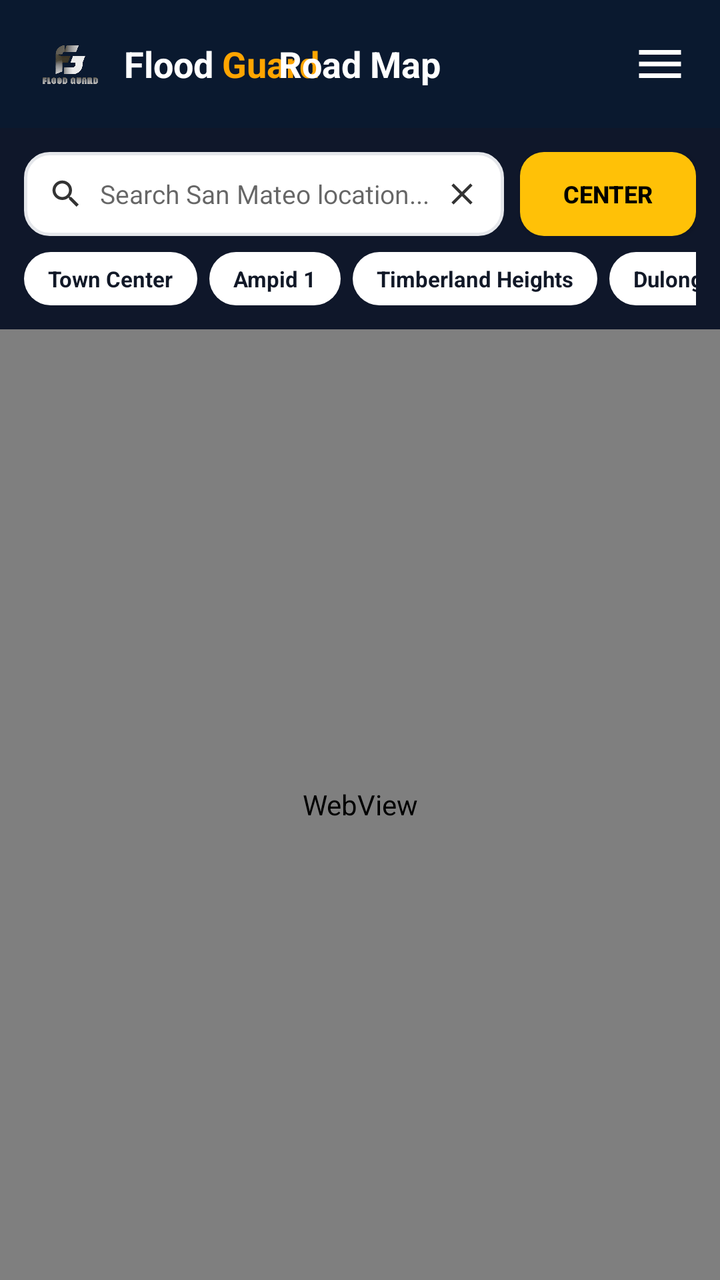
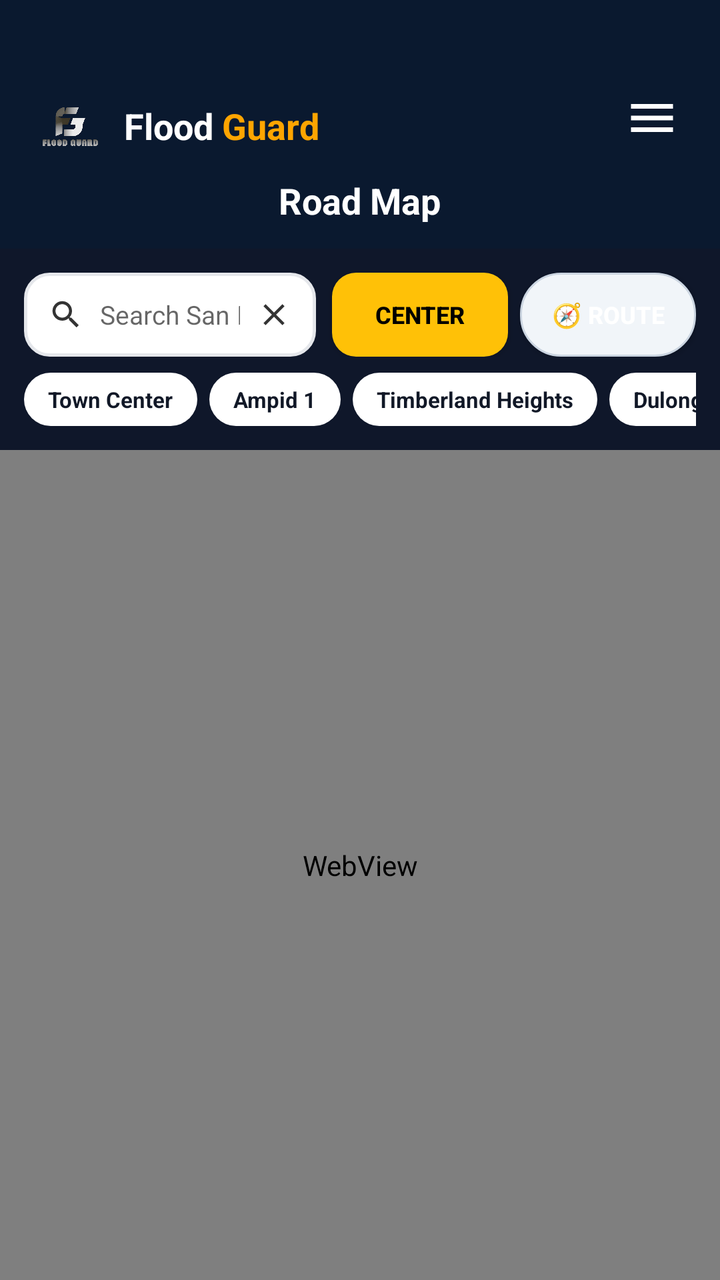

The first picture is an Android layout as it rendered before a commit; the second is the same layout after the commit. The layout source and the unified diff follow.
<!-- AndroidManifest.xml: activity theme Theme.FloodGuard -->
<!-- res/layout/activity_map.xml -->
<?xml version="1.0" encoding="utf-8"?>
<RelativeLayout xmlns:android="http://schemas.android.com/apk/res/android"
    android:layout_width="match_parent"
    android:layout_height="match_parent"
    android:background="@color/app_bg">

    
    <RelativeLayout
        android:id="@+id/headerBar"
        android:layout_width="match_parent"
        android:layout_height="64dp"
        android:background="#0A192F"
        android:paddingStart="16dp"
        android:paddingEnd="16dp"
        android:layout_alignParentTop="true">

        
        <LinearLayout
            android:id="@+id/logoLayout"
            android:layout_width="wrap_content"
            android:layout_height="wrap_content"
            android:layout_centerVertical="true"
            android:gravity="center_vertical"
            android:orientation="horizontal"
            android:clickable="true"
            android:focusable="true">

            <ImageView
                android:layout_width="38dp"
                android:layout_height="38dp"
                android:src="@drawable/fg_logo"
                android:contentDescription="FloodGuard Logo" />

            <LinearLayout
                android:layout_width="wrap_content"
                android:layout_height="wrap_content"
                android:layout_marginStart="8dp"
                android:orientation="horizontal">

                <TextView
                    android:layout_width="wrap_content"
                    android:layout_height="wrap_content"
                    android:text="Flood "
                    android:textColor="@android:color/white"
                    android:textSize="18sp"
                    android:textStyle="bold" />

                <TextView
                    android:layout_width="wrap_content"
                    android:layout_height="wrap_content"
                    android:text="Guard"
                    android:textColor="#FFA500"
                    android:textSize="18sp"
                    android:textStyle="bold" />
            </LinearLayout>
        </LinearLayout>

        
        <TextView
            android:layout_width="wrap_content"
            android:layout_height="wrap_content"
            android:layout_centerInParent="true"
            android:text="Road Map"
            android:textColor="@android:color/white"
            android:textSize="18sp"
            android:textStyle="bold" />

        
        <ImageView
            android:id="@+id/menuIcon"
            android:layout_width="28dp"
            android:layout_height="28dp"
            android:layout_alignParentEnd="true"
            android:layout_centerVertical="true"
            android:src="@drawable/ic_menu"
            android:contentDescription="Menu"
            android:clickable="true"
            android:focusable="true" />
    </RelativeLayout>

    
    <LinearLayout
        android:id="@+id/mapControlBar"
        android:layout_width="match_parent"
        android:layout_height="wrap_content"
        android:layout_below="@id/headerBar"
        android:background="#0F172A"
        android:orientation="vertical"
        android:padding="12dp">

        
        <LinearLayout
            android:layout_width="match_parent"
            android:layout_height="42dp"
            android:orientation="horizontal"
            android:gravity="center_vertical">

            <LinearLayout
                android:layout_width="0dp"
                android:layout_height="match_parent"
                android:layout_weight="1"
                android:background="@drawable/search_bg"
                android:gravity="center_vertical"
                android:orientation="horizontal"
                android:paddingStart="12dp"
                android:paddingEnd="12dp">

                <ImageView
                    android:layout_width="18dp"
                    android:layout_height="18dp"
                    android:src="@drawable/ic_search"
                    android:contentDescription="Search" />

                <EditText
                    android:id="@+id/mapSearchInput"
                    android:layout_width="0dp"
                    android:layout_height="wrap_content"
                    android:layout_weight="1"
                    android:background="@null"
                    android:hint="Search San Mateo location..."
                    android:textSize="13sp"
                    android:textColor="@color/text_primary"
                    android:paddingStart="8dp"
                    android:paddingEnd="8dp"
                    android:maxLines="1"
                    android:imeOptions="actionSearch"
                    android:inputType="text" />

                <ImageView
                    android:id="@+id/mapClearSearch"
                    android:layout_width="18dp"
                    android:layout_height="18dp"
                    android:src="@drawable/ic_clear"
                    android:contentDescription="Clear" />
            </LinearLayout>

            
            <Button
                android:id="@+id/btnRecenterMap"
                android:layout_width="wrap_content"
                android:layout_height="match_parent"
                android:layout_marginStart="8dp"
                android:background="@drawable/btn_yellow"
                android:text="Center"
                android:textColor="#000000"
                android:textSize="12sp"
                android:textStyle="bold"
                android:paddingStart="12dp"
                android:paddingEnd="12dp" />

        </LinearLayout>

        
        <HorizontalScrollView
            android:layout_width="match_parent"
            android:layout_height="wrap_content"
            android:scrollbars="none"
            android:layout_marginTop="8dp">

            <LinearLayout
                android:layout_width="wrap_content"
                android:layout_height="wrap_content"
                android:orientation="horizontal"
                android:gravity="center_vertical">

                <TextView
                    android:id="@+id/chipSanMateo"
                    android:layout_width="wrap_content"
                    android:layout_height="wrap_content"
                    android:background="@drawable/btn_white_pill"
                    android:text="Town Center"
                    android:textColor="@color/text_primary"
                    android:textSize="11sp"
                    android:textStyle="bold"
                    android:paddingStart="12dp"
                    android:paddingEnd="12dp"
                    android:paddingTop="6dp"
                    android:paddingBottom="6dp"
                    android:layout_marginEnd="6dp"
                    android:clickable="true"
                    android:focusable="true" />

                <TextView
                    android:id="@+id/chipAmpid"
                    android:layout_width="wrap_content"
                    android:layout_height="wrap_content"
                    android:background="@drawable/btn_white_pill"
                    android:text="Ampid 1"
                    android:textColor="@color/text_primary"
                    android:textSize="11sp"
                    android:textStyle="bold"
                    android:paddingStart="12dp"
                    android:paddingEnd="12dp"
                    android:paddingTop="6dp"
                    android:paddingBottom="6dp"
                    android:layout_marginEnd="6dp"
                    android:clickable="true"
                    android:focusable="true" />

                <TextView
                    android:id="@+id/chipTimberland"
                    android:layout_width="wrap_content"
                    android:layout_height="wrap_content"
                    android:background="@drawable/btn_white_pill"
                    android:text="Timberland Heights"
                    android:textColor="@color/text_primary"
                    android:textSize="11sp"
                    android:textStyle="bold"
                    android:paddingStart="12dp"
                    android:paddingEnd="12dp"
                    android:paddingTop="6dp"
                    android:paddingBottom="6dp"
                    android:layout_marginEnd="6dp"
                    android:clickable="true"
                    android:focusable="true" />

                <TextView
                    android:id="@+id/chipDulongBayan"
                    android:layout_width="wrap_content"
                    android:layout_height="wrap_content"
                    android:background="@drawable/btn_white_pill"
                    android:text="Dulong Bayan"
                    android:textColor="@color/text_primary"
                    android:textSize="11sp"
                    android:textStyle="bold"
                    android:paddingStart="12dp"
                    android:paddingEnd="12dp"
                    android:paddingTop="6dp"
                    android:paddingBottom="6dp"
                    android:layout_marginEnd="6dp"
                    android:clickable="true"
                    android:focusable="true" />

                <TextView
                    android:id="@+id/chipBanaba"
                    android:layout_width="wrap_content"
                    android:layout_height="wrap_content"
                    android:background="@drawable/btn_white_pill"
                    android:text="Banaba"
                    android:textColor="@color/text_primary"
                    android:textSize="11sp"
                    android:textStyle="bold"
                    android:paddingStart="12dp"
                    android:paddingEnd="12dp"
                    android:paddingTop="6dp"
                    android:paddingBottom="6dp"
                    android:clickable="true"
                    android:focusable="true" />

            </LinearLayout>
        </HorizontalScrollView>

    </LinearLayout>

    
    <WebView
        android:id="@+id/fullMapView"
        android:layout_width="match_parent"
        android:layout_height="match_parent"
        android:layout_below="@id/mapControlBar"
        android:layout_alignParentBottom="true" />

</RelativeLayout>
<!-- resources referenced by this layout -->
<resources>
  <color name="app_bg">#FFFFFF</color>
  <color name="text_primary">#111827</color>
  <!-- drawable btn_white_pill (drawable) -->
  <?xml version="1.0" encoding="utf-8"?>
  <shape xmlns:android="http://schemas.android.com/apk/res/android"
      android:shape="rectangle">
      <solid android:color="#FFFFFF" />
      <corners android:radius="20dp" />
  </shape>
  <!-- drawable btn_yellow (drawable) -->
  <?xml version="1.0" encoding="utf-8"?>
  <shape xmlns:android="http://schemas.android.com/apk/res/android"
      android:shape="rectangle">
      <solid android:color="#FFC107" />
      <corners android:radius="12dp" />
  </shape>
  <!-- drawable ic_clear (drawable) -->
  <vector xmlns:android="http://schemas.android.com/apk/res/android"
      android:width="20dp"
      android:height="20dp"
      android:viewportWidth="24"
      android:viewportHeight="24">
      <path
          android:fillColor="#333333"
          android:pathData="M19,6.41L17.59,5 12,10.59 6.41,5 5,6.41 10.59,12 5,17.59 6.41,19 12,13.41 17.59,19 19,17.59 13.41,12z" />
  </vector>
  <!-- drawable ic_menu (drawable) -->
  <vector xmlns:android="http://schemas.android.com/apk/res/android"
      android:width="28dp"
      android:height="28dp"
      android:viewportWidth="24"
      android:viewportHeight="24">
      <path
          android:fillColor="#FFFFFF"
          android:pathData="M3,18h18v-2H3v2zm0,-5h18v-2H3v2zm0,-7v2h18V6H3z" />
  </vector>
  <!-- drawable search_bg (drawable) -->
  <?xml version="1.0" encoding="utf-8"?>
  <shape xmlns:android="http://schemas.android.com/apk/res/android"
      android:shape="rectangle">
      <solid android:color="@color/card_bg" />
      <corners android:radius="12dp" />
      <stroke
          android:width="1.5dp"
          android:color="@color/card_stroke" />
  </shape>
  <style name="Theme.FloodGuard" parent="Theme.AppCompat.DayNight.NoActionBar">
          <item name="windowActionBar">false</item>
          <item name="windowNoTitle">true</item>
      </style>
  <color name="card_bg">#FFFFFF</color>
  <color name="card_stroke">#E5E7EB</color>
  <!-- unchanged entries left out for length: 2 -->
</resources>

<!-- the commit's change to res/layout/activity_map.xml (unified diff, before → after) -->
@@ -8,10 +8,13 @@
     <RelativeLayout
         android:id="@+id/headerBar"
         android:layout_width="match_parent"
-        android:layout_height="64dp"
+        android:layout_height="wrap_content"
+        android:minHeight="76dp"
         android:background="#0A192F"
         android:paddingStart="16dp"
         android:paddingEnd="16dp"
+        android:paddingTop="36dp"
+        android:paddingBottom="12dp"
         android:layout_alignParentTop="true">
 
         
@@ -19,9 +22,11 @@
             android:id="@+id/logoLayout"
             android:layout_width="wrap_content"
             android:layout_height="wrap_content"
-            android:layout_centerVertical="true"
+            android:layout_alignParentStart="true"
+            android:layout_alignParentTop="true"
             android:gravity="center_vertical"
             android:orientation="horizontal"
+            android:paddingTop="8dp"
             android:clickable="true"
             android:focusable="true">
 
@@ -56,26 +61,31 @@
         </LinearLayout>
 
         
+        <ImageView
+            android:id="@+id/menuIcon"
+            android:layout_width="wrap_content"
+            android:layout_height="wrap_content"
+            android:layout_alignParentEnd="true"
+            android:layout_alignTop="@id/logoLayout"
+            android:layout_alignBottom="@id/logoLayout"
+            android:paddingStart="4dp"
+            android:paddingEnd="4dp"
+            android:src="@drawable/ic_menu"
+            android:contentDescription="Menu"
+            android:clickable="true"
+            android:focusable="true" />
+
+        
         <TextView
             android:layout_width="wrap_content"
             android:layout_height="wrap_content"
-            android:layout_centerInParent="true"
+            android:layout_below="@id/logoLayout"
+            android:layout_centerHorizontal="true"
+            android:layout_marginTop="6dp"
             android:text="Road Map"
             android:textColor="@android:color/white"
             android:textSize="18sp"
             android:textStyle="bold" />
-
-        
-        <ImageView
-            android:id="@+id/menuIcon"
-            android:layout_width="28dp"
-            android:layout_height="28dp"
-            android:layout_alignParentEnd="true"
-            android:layout_centerVertical="true"
-            android:src="@drawable/ic_menu"
-            android:contentDescription="Menu"
-            android:clickable="true"
-            android:focusable="true" />
     </RelativeLayout>
 
     
@@ -145,9 +155,86 @@
                 android:textColor="#000000"
                 android:textSize="12sp"
                 android:textStyle="bold"
-                android:paddingStart="12dp"
-                android:paddingEnd="12dp" />
-
+                android:paddingStart="10dp"
+                android:paddingEnd="10dp" />
+
+            
+            <Button
+                android:id="@+id/btnToggleSafeRoute"
+                android:layout_width="wrap_content"
+                android:layout_height="match_parent"
+                android:layout_marginStart="6dp"
+                android:background="@drawable/bg_chip_unselected"
+                android:text="🧭 Route"
+                android:textColor="#FFFFFF"
+                android:textSize="12sp"
+                android:textStyle="bold"
+                android:paddingStart="10dp"
+                android:paddingEnd="10dp" />
+
+        </LinearLayout>
+
+        
+        <LinearLayout
+            android:id="@+id/routePlannerPanel"
+            android:layout_width="match_parent"
+            android:layout_height="wrap_content"
+            android:layout_marginTop="8dp"
+            android:background="@drawable/card_bg_dark"
+            android:orientation="vertical"
+            android:padding="12dp"
+            android:visibility="gone">
+
+            <RelativeLayout
+                android:layout_width="match_parent"
+                android:layout_height="wrap_content">
+
+                <TextView
+                    android:layout_width="wrap_content"
+                    android:layout_height="wrap_content"
+                    android:layout_alignParentStart="true"
+                    android:layout_centerVertical="true"
+                    android:text="🧭 Flood-Aware Safe Route Planner"
+                    android:textColor="#38BDF8"
+                    android:textSize="13sp"
+                    android:textStyle="bold" />
+
+                <ImageView
+                    android:id="@+id/btnCloseRoutePanel"
+                    android:layout_width="20dp"
+                    android:layout_height="20dp"
+                    android:layout_alignParentEnd="true"
+                    android:layout_centerVertical="true"
+                    android:src="@drawable/ic_clear"
+                    android:contentDescription="Close Route Panel" />
+            </RelativeLayout>
+
+            <TextView
+                android:id="@+id/tvRouteOrigin"
+                android:layout_width="match_parent"
+                android:layout_height="wrap_content"
+                android:layout_marginTop="6dp"
+                android:text="📍 Origin: San Mateo Town Center"
+                android:textColor="#E2E8F0"
+                android:textSize="12sp" />
+
+            <TextView
+                android:id="@+id/tvRouteDestination"
+                android:layout_width="match_parent"
+                android:layout_height="wrap_content"
+                android:layout_marginTop="3dp"
+                android:text="🎯 Destination: Tap preset below or tap map"
+                android:textColor="#FDE047"
+                android:textSize="12sp"
+                android:textStyle="bold" />
+
+            <TextView
+                android:layout_width="match_parent"
+                android:layout_height="wrap_content"
+                android:layout_marginTop="4dp"
+                android:text="Select a barangay below or tap anywhere on the map to find a flood-free route."
+                android:textColor="#94A3B8"
+                android:textSize="11sp" />
         </LinearLayout>
 
         
@@ -260,4 +347,114 @@
         android:layout_below="@id/mapControlBar"
         android:layout_alignParentBottom="true" />
 
+    
+    <LinearLayout
+        android:id="@+id/cardRouteResult"
+        android:layout_width="match_parent"
+        android:layout_height="wrap_content"
+        android:layout_alignParentBottom="true"
+        android:layout_marginStart="16dp"
+        android:layout_marginEnd="16dp"
+        android:layout_marginBottom="24dp"
+        android:background="@drawable/bg_alerts_panel"
+        android:elevation="10dp"
+        android:orientation="vertical"
+        android:padding="16dp"
+        android:visibility="gone">
+
+        
+        <RelativeLayout
+            android:layout_width="match_parent"
+            android:layout_height="wrap_content">
+
+            <TextView
+                android:id="@+id/tvRouteStatusBadge"
+                android:layout_width="wrap_content"
+                android:layout_height="wrap_content"
+                android:layout_alignParentStart="true"
+                android:layout_centerVertical="true"
+                android:background="@drawable/badge_verified_green"
+                android:paddingStart="10dp"
+                android:paddingEnd="10dp"
+                android:paddingTop="4dp"
+                android:paddingBottom="4dp"
+                android:text="🛡️ FLOOD-SAFE ROUTE"
+                android:textColor="#047857"
+                android:textSize="11sp"
+                android:textStyle="bold" />
+
+            <ImageView
+                android:id="@+id/btnDismissRouteResult"
+                android:layout_width="24dp"
+                android:layout_height="24dp"
+                android:layout_alignParentEnd="true"
+                android:layout_centerVertical="true"
+                android:background="?attr/selectableItemBackgroundBorderless"
+                android:src="@drawable/ic_clear"
+                android:contentDescription="Dismiss Route" />
+        </RelativeLayout>
+
+        
+        <TextView
+            android:id="@+id/tvRouteTitle"
+            android:layout_width="match_parent"
+            android:layout_height="wrap_content"
+            android:layout_marginTop="8dp"
+            android:text="Town Center → Banaba"
+            android:textColor="@color/text_primary"
+            android:textSize="16sp"
+            android:textStyle="bold" />
+
+        
+        <TextView
+            android:id="@+id/tvRouteHazardWarning"
+            android:layout_width="match_parent"
+            android:layout_height="wrap_content"
+            android:layout_marginTop="6dp"
+            android:background="#FEF2F2"
+            android:padding="8dp"
+            android:text="⚠️ Avoided 1 active flood hazard at Banaba (Waist-Deep). Detoured safely via alternate roads."
+            android:textColor="#991B1B"
+            android:textSize="12sp"
+            android:visibility="gone" />
+
+        
+        <LinearLayout
+            android:layout_width="match_parent"
+            android:layout_height="wrap_content"
+            android:layout_marginTop="10dp"
+            android:orientation="horizontal"
+            android:gravity="center_vertical">
+
+            <TextView
+                android:id="@+id/tvRouteEta"
+                android:layout_width="0dp"
+                android:layout_height="wrap_content"
+                android:layout_weight="1"
+                android:text="⏱️ 12 mins"
+                android:textColor="@color/text_primary"
+                android:textSize="13sp"
+                android:textStyle="bold" />
+
+            <TextView
+                android:id="@+id/tvRouteDistance"
+                android:layout_width="0dp"
+                android:layout_height="wrap_content"
+                android:layout_weight="1"
+                android:text="📏 3.8 km"
+                android:textColor="@color/text_secondary"
+                android:textSize="13sp" />
+
+            <TextView
+                android:id="@+id/tvRouteSafetyStatus"
+                android:layout_width="0dp"
+                android:layout_height="wrap_content"
+                android:layout_weight="1.2"
+                android:text="🛡️ 0 Hazards on path"
+                android:textColor="#047857"
+                android:textSize="12sp"
+                android:textStyle="bold" />
+        </LinearLayout>
+    </LinearLayout>
+
 </RelativeLayout>
<!-- resource entries referenced after the edit -->
@@ -2,6 +2,34 @@
 <resources>
   <color name="app_bg">#FFFFFF</color>
   <color name="text_primary">#111827</color>
+  <color name="text_secondary">#4B5563</color>
+  <!-- drawable badge_verified_green (drawable) -->
+  <?xml version="1.0" encoding="utf-8"?>
+  <shape xmlns:android="http://schemas.android.com/apk/res/android"
+      android:shape="rectangle">
+      <solid android:color="#16A34A" />
+      <corners android:radius="12dp" />
+  </shape>
+  <!-- drawable bg_alerts_panel (drawable) -->
+  <?xml version="1.0" encoding="utf-8"?>
+  <shape xmlns:android="http://schemas.android.com/apk/res/android"
+      android:shape="rectangle">
+      <corners android:radius="16dp" />
+      <solid android:color="#FFFFFF" />
+      <stroke
+          android:width="1dp"
+          android:color="#E2E8F0" />
+  </shape>
+  <!-- drawable bg_chip_unselected (drawable) -->
+  <?xml version="1.0" encoding="utf-8"?>
+  <shape xmlns:android="http://schemas.android.com/apk/res/android"
+      android:shape="rectangle">
+      <corners android:radius="20dp" />
+      <solid android:color="#F1F5F9" />
+      <stroke
+          android:width="1dp"
+          android:color="#CBD5E1" />
+  </shape>
   <!-- drawable btn_white_pill (drawable) -->
   <?xml version="1.0" encoding="utf-8"?>
   <shape xmlns:android="http://schemas.android.com/apk/res/android"
@@ -15,6 +43,16 @@
       android:shape="rectangle">
       <solid android:color="#FFC107" />
       <corners android:radius="12dp" />
+  </shape>
+  <!-- drawable card_bg_dark (drawable) -->
+  <?xml version="1.0" encoding="utf-8"?>
+  <shape xmlns:android="http://schemas.android.com/apk/res/android"
+      android:shape="rectangle">
+      <corners android:radius="16dp" />
+      <gradient
+          android:angle="270"
+          android:startColor="#1E293B"
+          android:endColor="#0F172A" />
   </shape>
   <!-- drawable ic_clear (drawable) -->
   <vector xmlns:android="http://schemas.android.com/apk/res/android"
@@ -49,6 +87,9 @@
   <style name="Theme.FloodGuard" parent="Theme.AppCompat.DayNight.NoActionBar">
           <item name="windowActionBar">false</item>
           <item name="windowNoTitle">true</item>
+          <item name="android:statusBarColor">#0A192F</item>
+          <item name="android:windowLightStatusBar">false</item>
+          <item name="android:navigationBarColor">#0A192F</item>
       </style>
   <color name="card_bg">#FFFFFF</color>
   <color name="card_stroke">#E5E7EB</color>
